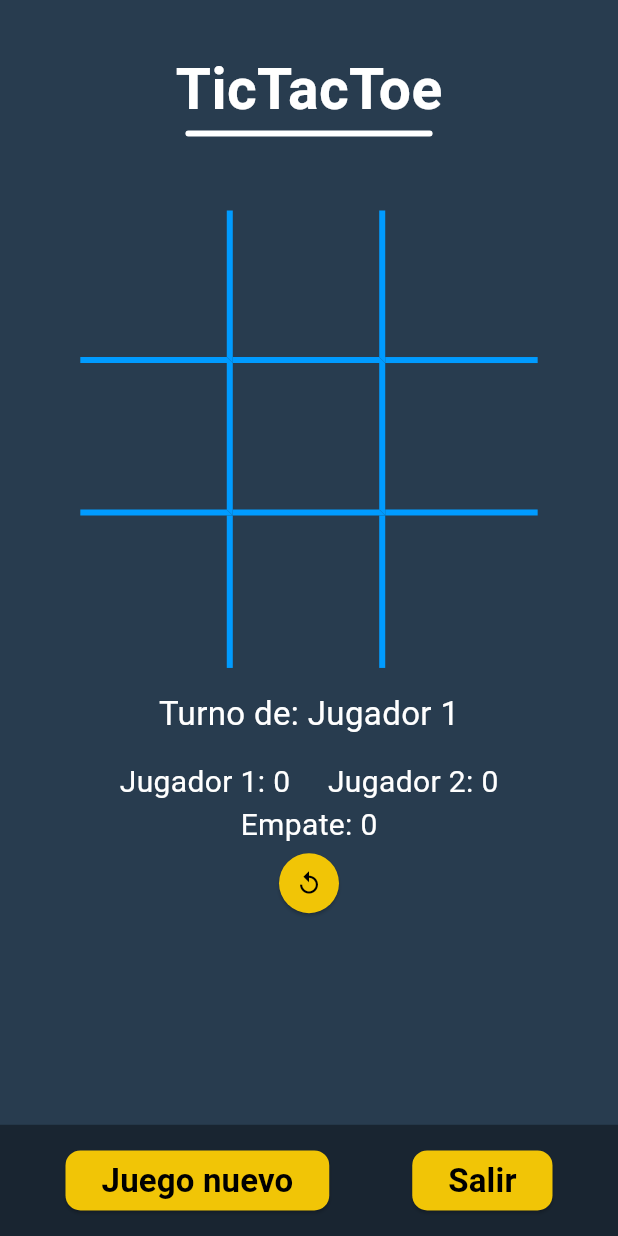
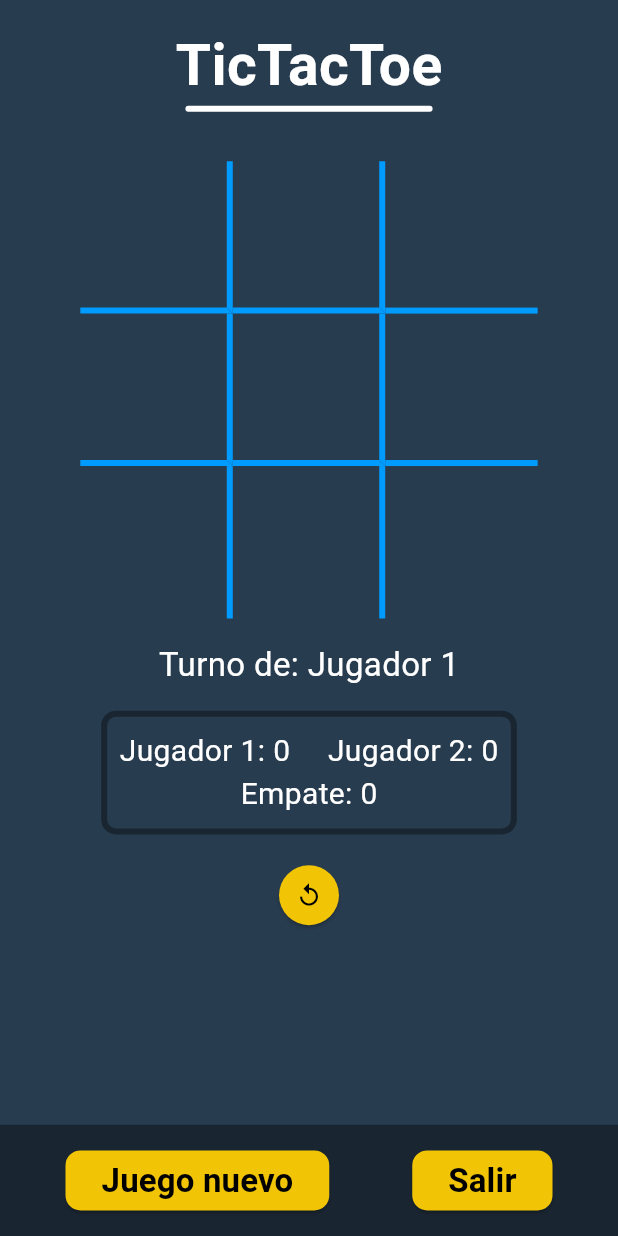
Before and after one commit to mbolanoss/dadm, a Flutter app: the screen it shows after launch, on a phone screen of 412 x 824 dp. Run offline on Flutter 3.47's test engine with Material 2 defaults, Android fonts, the light colour scheme and no system bars; our stand-ins replace google_fonts; Roboto replaces fonts that are missing (Signika).

Commit message:
Added border for score text

```diff
--- a/reto_4/lib/screens/home_screen.dart
+++ b/reto_4/lib/screens/home_screen.dart
@@ -28,7 +28,7 @@ class HomeScreen extends StatelessWidget {
             child: Padding(
           padding: EdgeInsets.fromLTRB(
             screenSize.width * 0.13,
-            screenSize.height * 0.04,
+            screenSize.height * 0.02,
             screenSize.width * 0.13,
             0,
           ),
@@ -38,7 +38,7 @@ class HomeScreen extends StatelessWidget {
               // Title
               const Title(),
 
-              SizedBox(height: screenSize.height * 0.06),
+              SizedBox(height: screenSize.height * 0.04),
 
               // Board
               GridView.builder(
@@ -56,9 +56,6 @@ class HomeScreen extends StatelessWidget {
 
               // Status text
               const StatusText(),
-
-              // // Buttons
-              // const GameButtons(),
 
               SizedBox(height: screenSize.height * 0.01),
               const Score(),
@@ -79,11 +76,27 @@ class Score extends StatelessWidget {
   @override
   Widget build(BuildContext context) {
     final ticTacToe = context.watch<TicTacToe>();
+    final screenSize = MediaQuery.of(context).size;
 
     return Column(
       children: [
         // Score text
-        Wrap(
+        Container(
+          margin: EdgeInsets.only(bottom: screenSize.height * 0.02),
+          padding: EdgeInsets.symmetric(
+            vertical: screenSize.height * 0.01,
+            horizontal: screenSize.width * 0.02,
+          ),
+          decoration: BoxDecoration(
+            border: Border.all(
+              color: Colors.black38,
+              width: 4,
+            ),
+            borderRadius: const BorderRadius.all(
+              Radius.circular(10),
+            ),
+          ),
+          child: Wrap(
             alignment: WrapAlignment.center,
             spacing: 25,
             children: [
@@ -109,6 +122,7 @@ class Score extends StatelessWidget {
                 ),
               ),
             ],
+          ),
         ),
 
         // Reset score button
```
Lines whose indentation alone changed are shown as unchanged.
